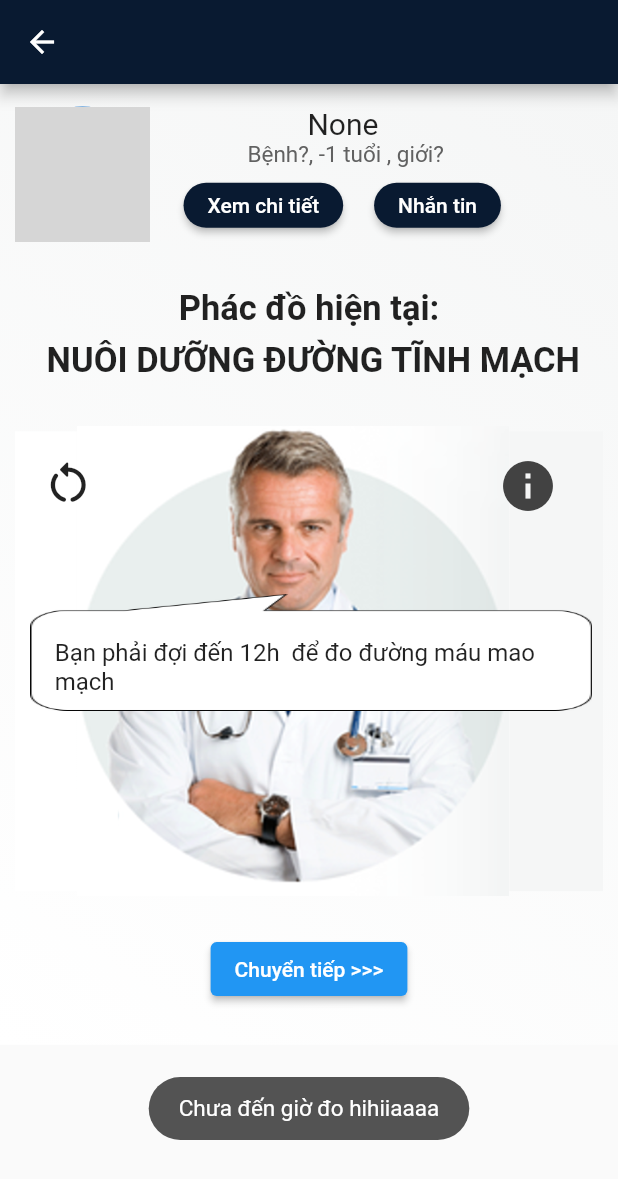
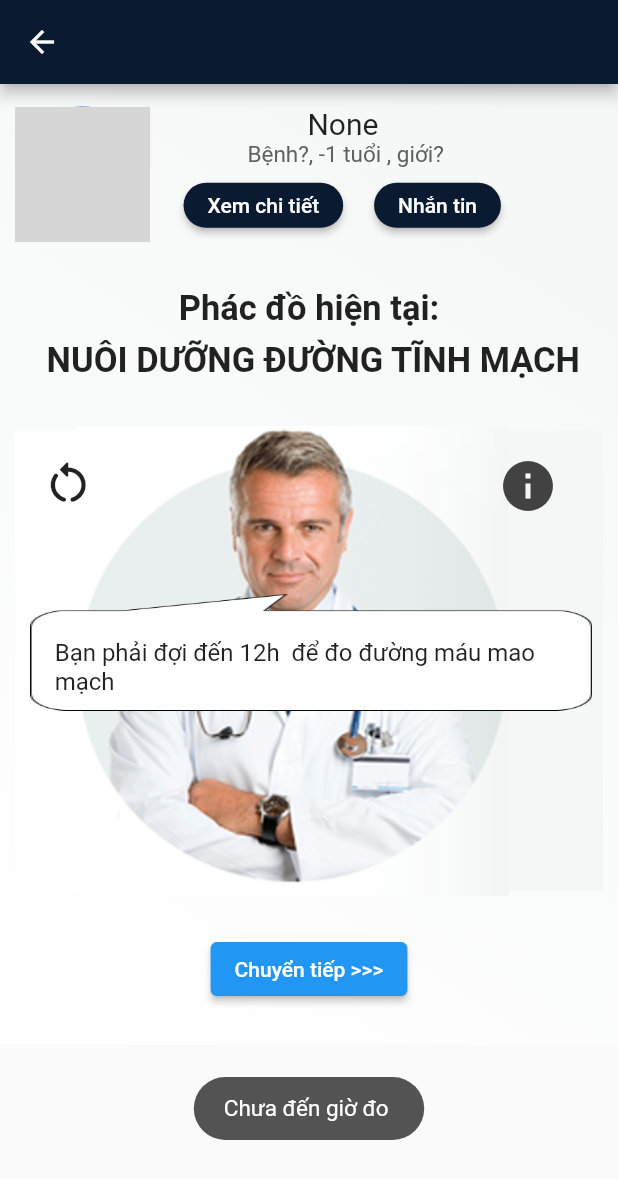
Before and after one commit to Dongdz2001/medical_app, a Flutter app: the MedicalHomeScreen screen opened directly with empty values, after a tap on "No", after a tap on "Chuyển tiếp >>>", on a phone screen of 412 x 824 dp. Shown: the top 1179 px of the screen. Run offline on Flutter 3.47's test engine with Material 2 defaults, Android fonts, the phone set to English and light mode, and no system bars; our stand-ins replace cloud_firestore, date_format, firebase_auth, firebase_core, firebase_database, flutter_spinkit and 5 more; missing offline and left inert: firebase_core_web, firebase_database_web, image_picker_for_web; accounts and stored records are empty; network calls fail; Roboto replaces fonts that are missing (Hind); grey boxes are pictures that could not be loaded.

Commit message:
dong add 2308

```diff
--- a/lib/detail_logic/medical_home_screen.dart
+++ b/lib/detail_logic/medical_home_screen.dart
@@ -457,7 +457,7 @@ class _MedicalHomeScreenState extends State<MedicalHomeScreen>
                                           medicalObject.setChangeStatus();
                                           medicalObject.checkDoneTask = false;
 
-                                          showToast("Chưa đến giờ đo hihiiaaaa",
+                                          showToast("Chưa đến giờ đo ",
                                               duration: 3,
                                               gravity: Toast.bottom);
                                         });
```
